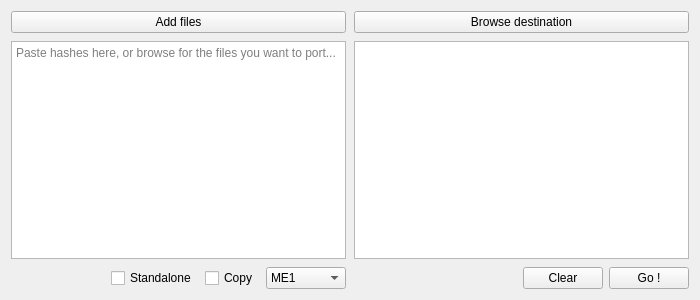
Before: the Qt Designer form mainwindow.ui in starkgate/TextureMapper, drawn with Qt 5.
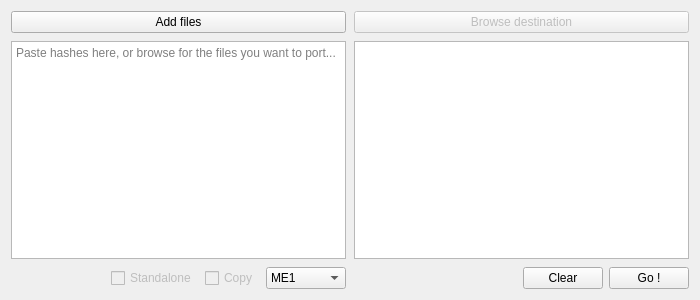
After: the same form once the commit is applied. Icons and pictures are not drawn.

The edit to the form file:
```diff
--- a/mainwindow.ui
+++ b/mainwindow.ui
@@ -71,6 +71,9 @@
           <property name="text">
            <string>Standalone</string>
           </property>
+          <property name="enabled">
+           <bool>false</bool>
+          </property>
          </widget>
         </item>
         <item>
@@ -78,6 +81,9 @@
           <property name="text">
            <string>Copy</string>
           </property>
+          <property name="enabled">
+           <bool>false</bool>
+          </property>
          </widget>
         </item>
         <item>
@@ -121,6 +127,9 @@
         <property name="text">
          <string>Browse destination</string>
         </property>
+        <property name="enabled">
+         <bool>false</bool>
+        </property>
        </widget>
       </item>
       <item row="0" column="0">
```
